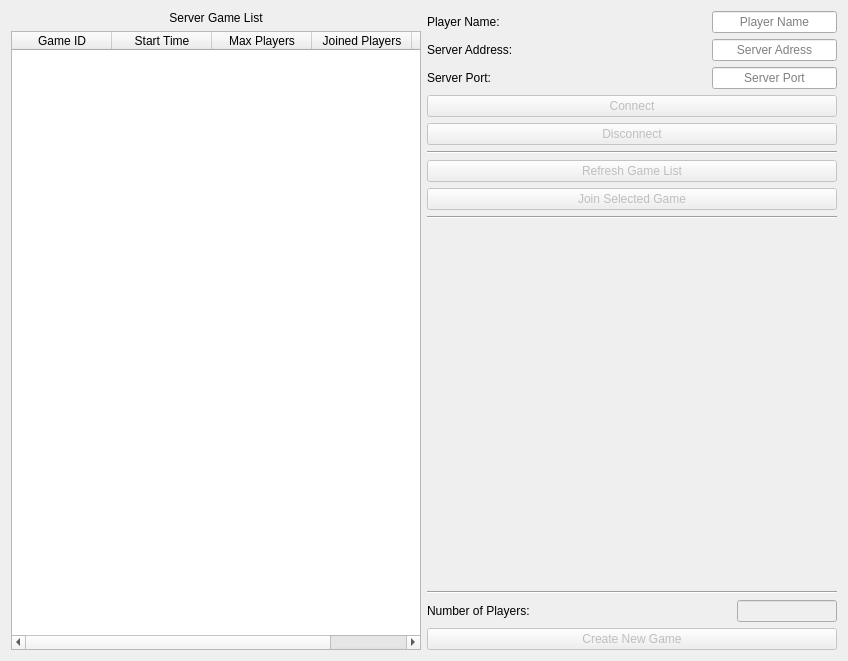
The window that client/lobby.ui (johankytt/SudokuMP) describes before a commit, drawn with Qt 5.
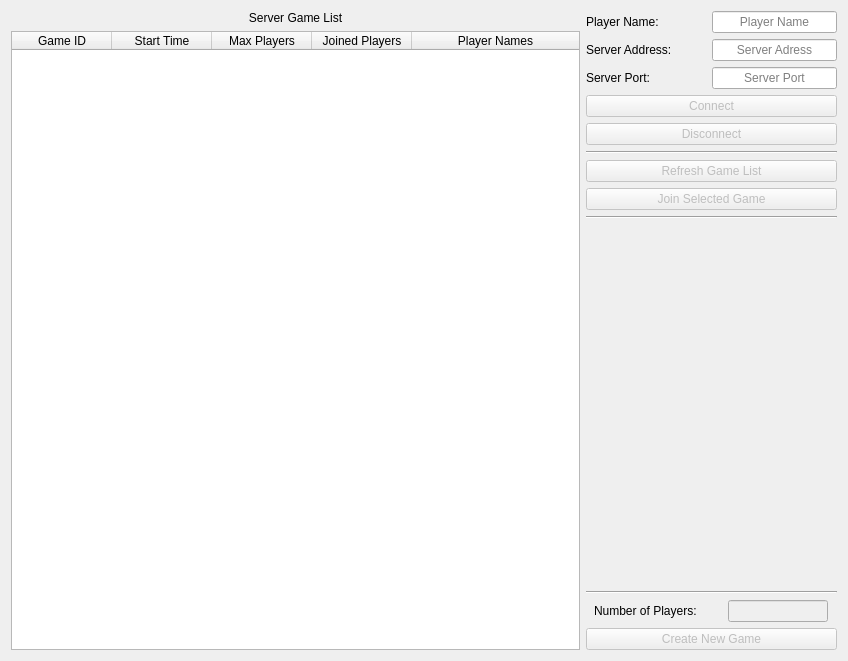
The same window after the commit.

The edit to the form file:
```diff
--- a/client/lobby.ui
+++ b/client/lobby.ui
@@ -18,6 +18,12 @@
     <layout class="QVBoxLayout" name="verticalLayout_2">
      <item>
       <widget class="QLabel" name="label_5">
+       <property name="sizePolicy">
+        <sizepolicy hsizetype="Expanding" vsizetype="Preferred">
+         <horstretch>0</horstretch>
+         <verstretch>0</verstretch>
+        </sizepolicy>
+       </property>
        <property name="text">
         <string>Server Game List</string>
        </property>
@@ -87,6 +93,18 @@
       <layout class="QHBoxLayout" name="horizontalLayout">
        <item>
         <widget class="QLabel" name="label">
+         <property name="sizePolicy">
+          <sizepolicy hsizetype="Minimum" vsizetype="Preferred">
+           <horstretch>0</horstretch>
+           <verstretch>0</verstretch>
+          </sizepolicy>
+         </property>
+         <property name="maximumSize">
+          <size>
+           <width>120</width>
+           <height>16777215</height>
+          </size>
+         </property>
          <property name="text">
           <string>Player Name:</string>
          </property>
@@ -114,6 +132,18 @@
       <layout class="QHBoxLayout" name="horizontalLayout_2">
        <item>
         <widget class="QLabel" name="label_2">
+         <property name="sizePolicy">
+          <sizepolicy hsizetype="Minimum" vsizetype="Preferred">
+           <horstretch>0</horstretch>
+           <verstretch>0</verstretch>
+          </sizepolicy>
+         </property>
+         <property name="maximumSize">
+          <size>
+           <width>120</width>
+           <height>16777215</height>
+          </size>
+         </property>
          <property name="text">
           <string>Server Address:</string>
          </property>
@@ -141,6 +171,18 @@
       <layout class="QHBoxLayout" name="horizontalLayout_3">
        <item>
         <widget class="QLabel" name="label_3">
+         <property name="sizePolicy">
+          <sizepolicy hsizetype="Minimum" vsizetype="Preferred">
+           <horstretch>0</horstretch>
+           <verstretch>0</verstretch>
+          </sizepolicy>
+         </property>
+         <property name="maximumSize">
+          <size>
+           <width>120</width>
+           <height>16777215</height>
+          </size>
+         </property>
          <property name="text">
           <string>Server Port:</string>
          </property>
@@ -189,6 +231,12 @@
      </item>
      <item>
       <widget class="Line" name="line_2">
+       <property name="minimumSize">
+        <size>
+         <width>100</width>
+         <height>0</height>
+        </size>
+       </property>
        <property name="orientation">
         <enum>Qt::Horizontal</enum>
        </property>
@@ -216,6 +264,12 @@
      </item>
      <item>
       <widget class="Line" name="line_3">
+       <property name="minimumSize">
+        <size>
+         <width>100</width>
+         <height>0</height>
+        </size>
+       </property>
        <property name="orientation">
         <enum>Qt::Horizontal</enum>
        </property>
@@ -236,6 +290,12 @@
      </item>
      <item>
       <widget class="Line" name="line">
+       <property name="minimumSize">
+        <size>
+         <width>100</width>
+         <height>0</height>
+        </size>
+       </property>
        <property name="orientation">
         <enum>Qt::Horizontal</enum>
        </property>
@@ -245,6 +305,18 @@
       <layout class="QHBoxLayout" name="horizontalLayout_5">
        <item>
         <widget class="QLabel" name="label_4">
+         <property name="sizePolicy">
+          <sizepolicy hsizetype="Minimum" vsizetype="Preferred">
+           <horstretch>0</horstretch>
+           <verstretch>0</verstretch>
+          </sizepolicy>
+         </property>
+         <property name="maximumSize">
+          <size>
+           <width>120</width>
+           <height>16777215</height>
+          </size>
+         </property>
          <property name="text">
           <string>Number of Players:</string>
          </property>
```
Left out of the diff: 3 changed lines with no effect on the pictures.
